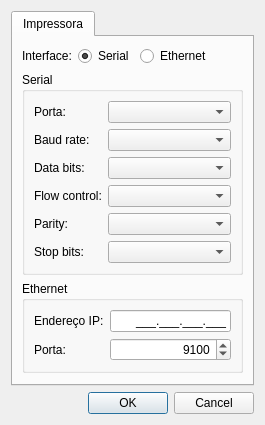
leidensj/BKVale, file settingsdlg.ui: the form before one commit.
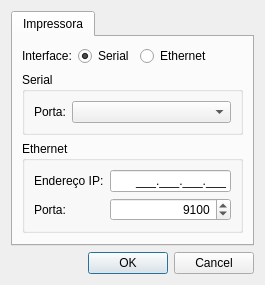
The form after the commit. Icons and pictures are not drawn.

```diff
--- a/settingsdlg.ui
+++ b/settingsdlg.ui
@@ -7,7 +7,7 @@
     <x>0</x>
     <y>0</y>
     <width>265</width>
-    <height>397</height>
+    <height>267</height>
    </rect>
   </property>
   <property name="windowTitle">
@@ -112,56 +112,6 @@
           <item row="0" column="1">
            <widget class="QComboBox" name="cbSerialPort"/>
           </item>
-          <item row="1" column="0">
-           <widget class="QLabel" name="label_2">
-            <property name="text">
-             <string>Baud rate:</string>
-            </property>
-           </widget>
-          </item>
-          <item row="2" column="0">
-           <widget class="QLabel" name="label_3">
-            <property name="text">
-             <string>Data bits:</string>
-            </property>
-           </widget>
-          </item>
-          <item row="1" column="1">
-           <widget class="QComboBox" name="cbBaudRate"/>
-          </item>
-          <item row="2" column="1">
-           <widget class="QComboBox" name="cbDataBits"/>
-          </item>
-          <item row="3" column="0">
-           <widget class="QLabel" name="label_4">
-            <property name="text">
-             <string>Flow control:</string>
-            </property>
-           </widget>
-          </item>
-          <item row="4" column="0">
-           <widget class="QLabel" name="label_5">
-            <property name="text">
-             <string>Parity:</string>
-            </property>
-           </widget>
-          </item>
-          <item row="5" column="0">
-           <widget class="QLabel" name="label_6">
-            <property name="text">
-             <string>Stop bits:</string>
-            </property>
-           </widget>
-          </item>
-          <item row="3" column="1">
-           <widget class="QComboBox" name="cbFlowControl"/>
-          </item>
-          <item row="4" column="1">
-           <widget class="QComboBox" name="cbParity"/>
-          </item>
-          <item row="5" column="1">
-           <widget class="QComboBox" name="cbStopBits"/>
-          </item>
          </layout>
         </widget>
        </item>
```
